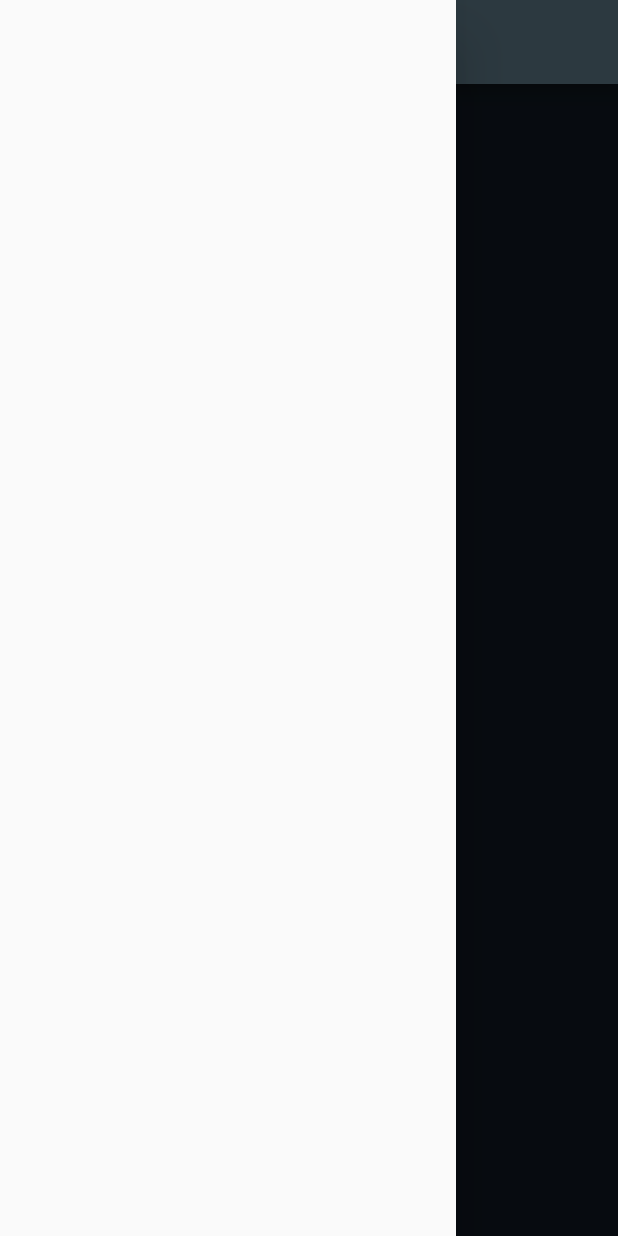
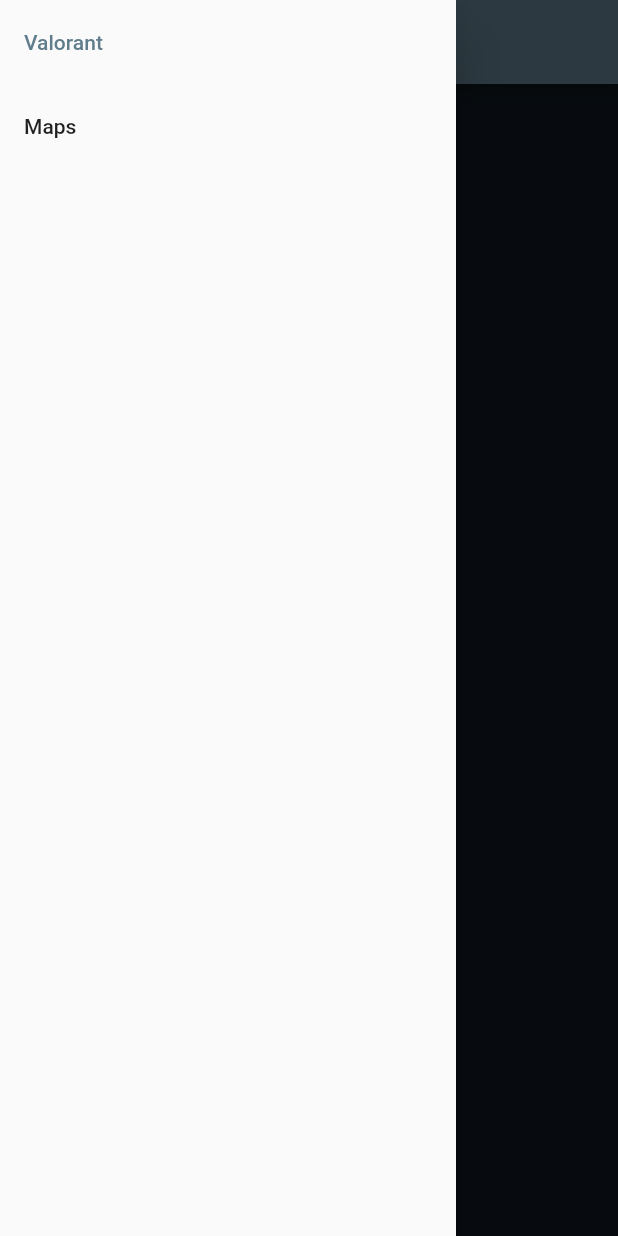
Before and after one commit to robertbates1995/valorant_app, a Flutter app: the screen it shows after launch, with the side drawer open, on a phone screen of 412 x 824 dp. Run offline on Flutter 3.47's test engine with Material 2 defaults, Android fonts, the light colour scheme and no system bars.

Commit message:
fixed drawer

```diff
--- a/lib/home_screen.dart
+++ b/lib/home_screen.dart
@@ -1,5 +1,7 @@
 import 'package:flutter/material.dart';
-import 'package:valorantapp/maps_screen.dart';
+import 'package:valorantapp/valorant_screen.dart';
+
+import 'map_screen.dart';
 
 class HomeScreen extends StatefulWidget {
   @override
@@ -7,28 +9,51 @@ class HomeScreen extends StatefulWidget {
 }
 
 class _HomeScreenState extends State<HomeScreen> {
+  int _selectedDrawerIndex = 0;
+
+  Widget _getDrawerItemWidget(int pos) {
+    switch (pos) {
+      case 0:
+        return ValorantScreen();
+      case 1:
+        return MapScreen();
+
+      default:
+        return Text("Error");
+    }
+  }
+
+  _onSelectItem(int index) {
+    setState(() => _selectedDrawerIndex = index);
+    Navigator.of(context).pop(); // close the drawer
+  }
+
   @override
   Widget build(BuildContext context) {
-    return Scaffold(appBar: _buildAppBar(), body: _buildContainer(), drawer: _buildDrawer(),);
+    return Scaffold(
+      appBar: _buildAppBar(),
+      body: _getDrawerItemWidget(_selectedDrawerIndex),
+      drawer: _buildDrawer(),
+    );
   }
 
   Drawer _buildDrawer() {
     return Drawer(
       child: ListView(
         children: <Widget>[
-          MapsScreen(),
+          listTile("Valorant", 0),
+          listTile("Maps", 1)
         ],
       ),
     );
   }
 
-  Container _buildContainer() {
-    return Container(
-        constraints: BoxConstraints.expand(),
-        color: Color(0xff0f1922),
-        child: Image.asset(
-          'assets/images/valorant_logo.png',
-        ));
+  ListTile listTile(String title, int index) {
+    return ListTile(
+      title: Text(title),
+      selected: _selectedDrawerIndex == index,
+      onTap: () => _onSelectItem(index),
+    );
   }
 
   AppBar _buildAppBar() {
@@ -42,7 +67,8 @@ class _HomeScreenState extends State<HomeScreen> {
   Text _mainTitleMaker() {
     return Text(
       'VALORANT',
-      style: TextStyle(fontSize: 32, fontWeight: FontWeight.bold, color: Color(0xffff4656)),
+      style: TextStyle(
+          fontSize: 32, fontWeight: FontWeight.bold, color: Color(0xffff4656)),
     );
   }
 }
--- /dev/null
+++ b/lib/models/game_map.dart
@@ -0,0 +1,5 @@
+class GameMap {
+  final int id;
+  final String name;
+  GameMap(this.id, this.name);
+}
--- /dev/null
+++ b/lib/valorant_screen.dart
@@ -0,0 +1,13 @@
+import 'package:flutter/widgets.dart';
+
+class ValorantScreen extends StatelessWidget {
+  @override
+  Widget build(BuildContext context) {
+    return Container(
+        constraints: BoxConstraints.expand(),
+        color: Color(0xff0f1922),
+        child: Image.asset(
+          'assets/images/valorant_logo.png',
+        ));
+  }
+}
```
Also changed, not shown: lib/map_screen.dart (added, +22 -0 lines), lib/maps_screen.dart (deleted, +0 -8 lines), lib/mock/mock_game_map.dart (added, +7 -0 lines).
